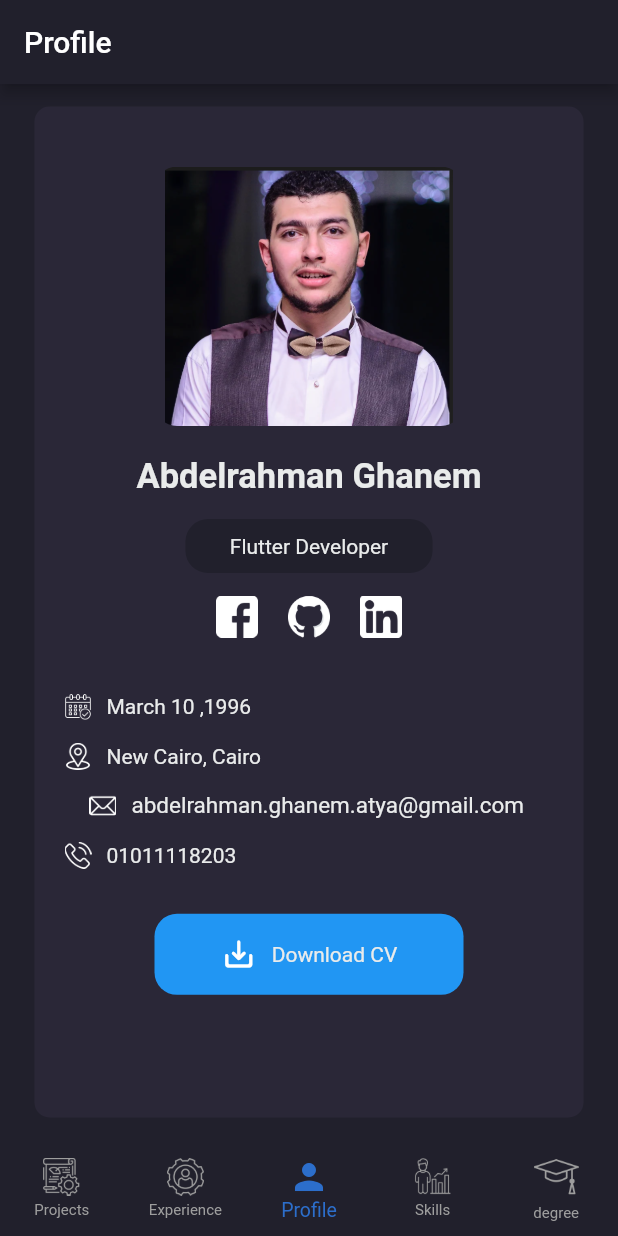
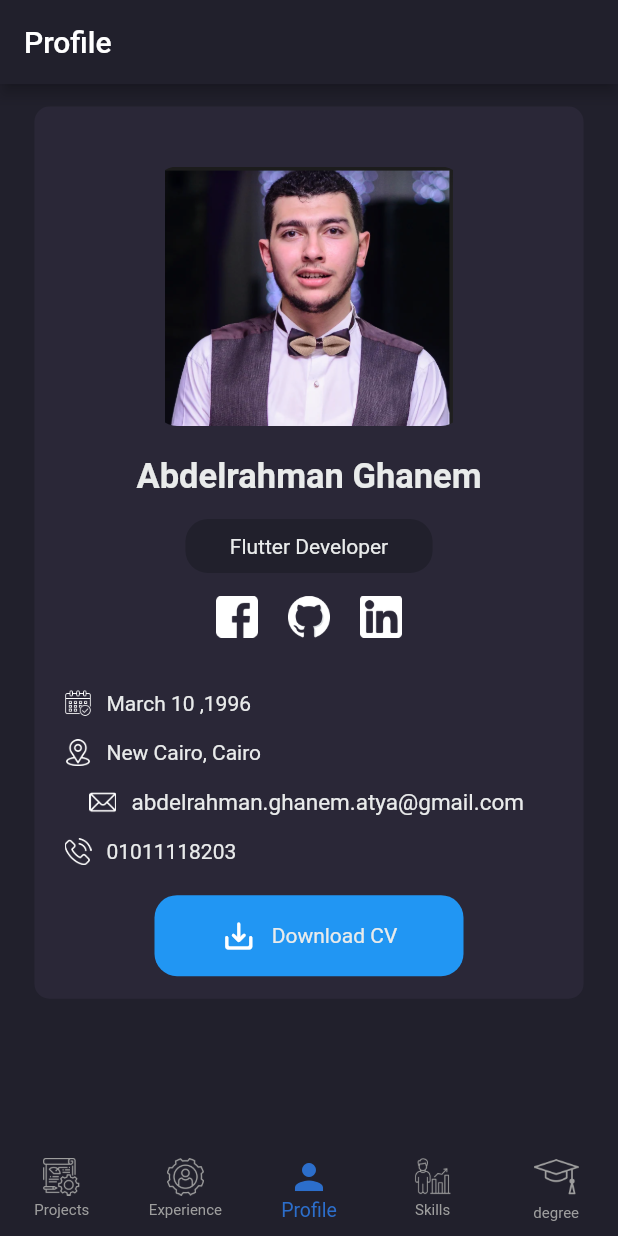
Before and after one commit to abdelrahmanghanem/cv, a Flutter app: the screen it shows after launch, on a phone screen of 412 x 824 dp. Run offline on Flutter 3.47's test engine with Material 2 defaults, Android fonts, the phone set to English and light mode, and no system bars; our stand-ins replace carousel_slider, percent_indicator.

Commit message:
clean code

```diff
--- a/lib/BottomBar/bottombar.dart
+++ b/lib/BottomBar/bottombar.dart
@@ -1,12 +1,11 @@
 import 'package:cv/BottomBar/profile.dart';
 import 'package:cv/BottomBar/projects.dart';
 import 'package:cv/BottomBar/skills.dart';
-import 'package:cv/projects/DlwaqtyProject.dart';
 import 'package:cv/shared/style.dart';
 import 'package:flutter/material.dart';
-
 import 'degreePage.dart';
 import 'experiencePage.dart';
+
 
 class BottomBar extends StatefulWidget {
   @override
@@ -16,7 +15,6 @@ class BottomBar extends StatefulWidget {
 class _BottomBarState extends State<BottomBar> {
   int _currentIndex = 2;
   final _pageOptions = [
-
     NavigateProjectPage(),
     ExperiencePage(),
     ProfilePage(),
@@ -38,77 +36,64 @@ class _BottomBarState extends State<BottomBar> {
         unselectedItemColor: Colors.grey,
         selectedFontSize: 13,
         unselectedFontSize: 10,
-        selectedItemColor:  Color.fromRGBO(44, 110, 203, 1),
-        // unselectedItemColor: Colors.grey,
+        selectedItemColor:  color2,
 
         items: [
           BottomNavigationBarItem(
             icon:_currentIndex == 0 ? Container(
               width: 25,height: 25,
-              child: Image.asset("assets/icon/analytics.png", color:Color.fromRGBO(44, 110, 203, 1),),
+              child: Image.asset("assets/icon/analytics.png", color:color2),
             ):
             Container(
-
               width: 25,height: 25,
               child: Image.asset("assets/icon/analytics.png", color:Colors.grey),
             ) ,
             title: Text("Projects"),
-
           ),
 
           BottomNavigationBarItem(
               icon:_currentIndex == 1 ?  Container(
                 width: 25,height: 25,
-               // child: Icon(Icons.access_alarm,color: white,),
-                child: Image.asset("assets/icon/settings.png",color: Color.fromRGBO(44, 110, 203, 1),),
+                child: Image.asset("assets/icon/settings.png",color: color2),
               ):
               Container(
                 width: 25,height: 25,
-                // child: Icon(Icons.access_alarm,color: white,),
                 child: Image.asset("assets/icon/settings.png",color: Colors.grey,),
-                //  child: Image.asset("assets/image/home.png",scale: 10, color: Colors.grey,),
               ),
               title: Text("Experience"),
               backgroundColor: Colors.deepOrangeAccent),
           BottomNavigationBarItem(
               icon:_currentIndex == 2 ?  Container(
                 width: 40,height: 30,
-                child: Icon(Icons.person,color:  Color.fromRGBO(44, 110, 203, 1),),
-                // child: Image.asset("assets/image/phone.png",scale: 10, color: Color.fromRGBO(240, 179, 117, 1),),
+                child: Icon(Icons.person,color:  color2),
               ):
               Container(
                 width: 40,height: 30,
                 child: Icon(Icons.person,color: Colors.grey,),
-                //  child: Image.asset("assets/image/phone.png",scale: 10, color: Colors.grey,),
               ) ,
               title: Text("Profile"),
               backgroundColor: Colors.grey),
           BottomNavigationBarItem(
               icon:_currentIndex == 3 ?  Container(
                 width: 25,height: 25,
-                child: Image.asset("assets/icon/target.png",color: Color.fromRGBO(44, 110, 203, 1),),
+                child: Image.asset("assets/icon/target.png",color:color2),
               ):
               Container(
                 width: 25,height: 25,
-                child: Image.asset("assets/icon/target.png", color: Colors.grey,),
-
-              ),
+                child: Image.asset("assets/icon/target.png", color: Colors.grey,),),
               title: Text("Skills"),
-              backgroundColor: Colors.deepOrangeAccent),
+          ),
           BottomNavigationBarItem(
               icon:_currentIndex == 4 ?  Container(
                 width: 25,height: 25,
-                // child: Icon(Icons.access_alarm,color: white,),
-                child: Image.asset("assets/icon/graduation-cap.png",color: Color.fromRGBO(44, 110, 203, 1),),
-                //child: Image.asset("assets/image/home.png",scale: 10, color: Color.fromRGBO(240, 179, 117, 1),),
+                child: Image.asset("assets/icon/graduation-cap.png",color: color2),
               ):
               Container(
                 width: 40,height: 30,
-               // child: Icon(Icons.add_a_photo,color: Colors.grey,),
                  child: Image.asset("assets/icon/graduation-cap.png", color: Colors.grey,),
               ),
               title: Text("degree"),
-              backgroundColor: Colors.deepOrangeAccent),
+          ),
 
         ],
         onTap: (index) {
--- a/lib/BottomBar/profile.dart
+++ b/lib/BottomBar/profile.dart
@@ -20,7 +20,8 @@ class _ProfilePageState extends State<ProfilePage> {
         title: Text("Profile"),
       ),
       backgroundColor: color0,
-      body: Center(
+      body: SingleChildScrollView(
+        child: Center(
           child: Container(
             margin: EdgeInsets.symmetric(vertical: 15,horizontal: 23),
             decoration: BoxDecoration(
@@ -58,7 +59,7 @@ class _ProfilePageState extends State<ProfilePage> {
 
 
                 Container(
-                margin: EdgeInsets.only(bottom: 30),
+                  margin: EdgeInsets.only(bottom: 20),
                   child: Column(
                     mainAxisAlignment: MainAxisAlignment.spaceAround,
                     children: [
@@ -67,7 +68,6 @@ class _ProfilePageState extends State<ProfilePage> {
                         child: Row(
                           mainAxisAlignment: MainAxisAlignment.center,
                           children: [
-
                             InkWell(
                               child: Container(
                                 width: 28,
@@ -99,7 +99,7 @@ class _ProfilePageState extends State<ProfilePage> {
                           ],
                         ),
                       ),
-                    SizedBox(height: height*0.033,),
+                      SizedBox(height: height*0.03,),
                       Container(
                         margin: EdgeInsets.only(left: 20,top: 10),
                         decoration:  BoxDecoration(
@@ -168,17 +168,12 @@ class _ProfilePageState extends State<ProfilePage> {
                               child: Image.asset("assets/icon/phone-call.png",),),
                             Container(
                                 padding: EdgeInsets.only(left: 10),
-                              child: SelectableText(
-                                "01011118203",style: s1,
-
+                                child: SelectableText("01011118203",style: s1,
                                 )
-
                             )
                           ],
                         ),
                       ),
-
-
                     ],
                   ),
                 ),
@@ -195,18 +190,14 @@ class _ProfilePageState extends State<ProfilePage> {
                     children: [
                       Icon(Icons.save_alt_rounded,color: Colors.white,),
                       Container(
-
                           padding: EdgeInsets.only(left: 10),
-                        child: Text(
-                          "Download CV",style: s1,
-
-                        )
-
+                          child: Text("Download CV",style: s1,)
                       )
                     ],
                   ),
                 ),
               ],
+            ),
           ),
         ),
       ),
--- a/lib/BottomBar/projects.dart
+++ b/lib/BottomBar/projects.dart
@@ -37,7 +37,6 @@ class _NavigateProjectPageState extends State<NavigateProjectPage> with SingleTi
               isScrollable:true,
               tabs: [
                 Container(
-
                   margin: EdgeInsets.only(top: 5,bottom: 5),
                   padding: EdgeInsets.all(10),
                   decoration: BoxDecoration(
@@ -58,7 +57,6 @@ class _NavigateProjectPageState extends State<NavigateProjectPage> with SingleTi
                   ),
                 ),
                 Container(
-
                   margin: EdgeInsets.only(top: 5,bottom: 5),
                   padding: EdgeInsets.all(10),
                   decoration: BoxDecoration(
@@ -103,8 +101,7 @@ class _NavigateProjectPageState extends State<NavigateProjectPage> with SingleTi
             ),
           ),
           new Container(
-            color: Colors.red,
-            height: height*0.9,
+            height: height*0.85,
             child: new TabBarView(
               controller: _controller,
               children: <Widget>[
--- a/lib/projects/MobiscoreProject.dart
+++ b/lib/projects/MobiscoreProject.dart
@@ -45,9 +45,7 @@ class _MobiscoreProjectState extends State<MobiscoreProject> {
             CarouselSlider(
               items: imageSliders,
               options: CarouselOptions(
-
                   viewportFraction: 0.9,
-
                   height:MediaQuery.of(context).size.height*0.65,
                   autoPlay: true,
                   enlargeCenterPage: true,
--- a/lib/projects/gymProject.dart
+++ b/lib/projects/gymProject.dart
@@ -45,9 +45,7 @@ class _GymProjectState extends State<GymProject> {
             CarouselSlider(
               items: imageSliders,
               options: CarouselOptions(
-
                   viewportFraction: 0.9,
-
                   height:MediaQuery.of(context).size.height*0.74,
                   autoPlay: true,
                   enlargeCenterPage: true,
--- a/lib/shared/style.dart
+++ b/lib/shared/style.dart
@@ -4,6 +4,8 @@ const Color white  = Color.fromRGBO(233, 235, 235, 1);
 
 const Color color0  = Color.fromRGBO(33, 32, 44, 1);
 const Color color1  = Color.fromRGBO(42, 39, 55, 1);
+const Color color2  = Color.fromRGBO(44, 110, 203, 1);
+const Color color3  = Color.fromRGBO(96, 97, 210, 1);
 
 const TextStyle s1 =TextStyle(
   color: white,
--- a/lib/widget/experienceCard.dart
+++ b/lib/widget/experienceCard.dart
@@ -48,11 +48,8 @@ class _ExperienceCardWidgetState extends State<ExperienceCardWidget> {
                         fontWeight: FontWeight.w500
                     ),),
                   ),
-
-
                 ],
               ),
-
             ],
           ),
         ),
--- a/lib/widget/skillesCardWidget.dart
+++ b/lib/widget/skillesCardWidget.dart
@@ -42,7 +42,7 @@ class _SkillsCardWidgetState extends State<SkillsCardWidget> {
                 linearStrokeCap: LinearStrokeCap.roundAll,
 
                 //  backgroundColor:white,
-                progressColor: Color.fromRGBO(96, 97, 210, 1),
+                progressColor: color3,
                 trailing:Container(
                     margin: EdgeInsets.only(left: 10),
                     child: Text(widget.item["subtitle"],style: skillStyle1,)),
```
Also changed, not shown: lib/cc.dart (deleted, +0 -37 lines), lib/projects/tabs.dart (deleted, +0 -158 lines), lib/widget/degreeWidget.dart (+4 -4 lines), 52 other files. Lines whose indentation alone changed are shown as unchanged.
